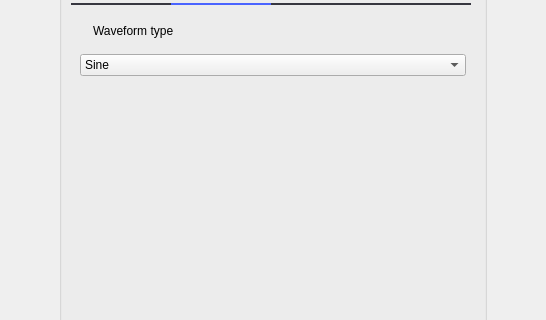
analogdevicesinc/scopy, file ui/signal_generator.ui: the form before one commit; both pictures show x 321 to 867 and y 132 to 452 of the 1188 by 654 pixel window.
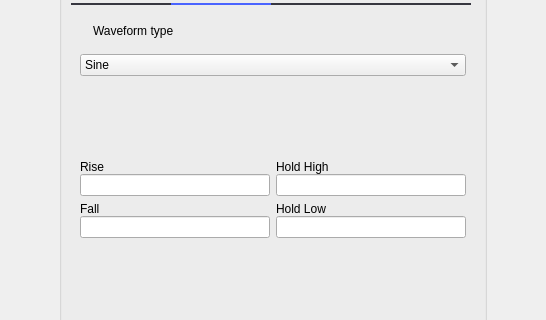
The form after the commit. The open tabs and pages were chosen to show the change. Icons and pictures are not drawn. Custom widgets are drawn as their Qt base class.

Commit message: SignalGenerator: Implemented trapezoidal waveform

```diff
--- a/ui/signal_generator.ui
+++ b/ui/signal_generator.ui
@@ -279,6 +279,11 @@
                       <string>Triangle</string>
                      </property>
                     </item>
+                    <item>
+                     <property name="text">
+                      <string>Trapezoidal</string>
+                     </property>
+                    </item>
                     <item>
                      <property name="text">
                       <string>Rising Ramp Sawtooth</string>
@@ -293,6 +298,29 @@
                   </item>
                   <item>
                    <layout class="QGridLayout" name="waveformGrid">
+                    <property name="bottomMargin">
+                     <number>0</number>
+                    </property>
+                    <item row="0" column="1">
+                     <widget class="adiscope::PositionSpinButton" name="offset" native="true">
+                      <property name="units" stdset="0">
+                       <stringlist notr="true">
+                        <string>µVolts=1e-6</string>
+                        <string>mVolts=1e-3</string>
+                        <string>Volts=1e0</string>
+                       </stringlist>
+                      </property>
+                      <property name="name" stdset="0">
+                       <string>Offset</string>
+                      </property>
+                      <property name="min_value" stdset="0">
+                       <double>-5.000000000000000</double>
+                      </property>
+                      <property name="max_value" stdset="0">
+                       <double>5.000000000000000</double>
+                      </property>
+                     </widget>
+                    </item>
                     <item row="1" column="0">
                      <widget class="adiscope::ScaleSpinButton" name="frequency" native="true">
                       <property name="minimumSize">
@@ -310,7 +338,7 @@
                        </stringlist>
                       </property>
                       <property name="name" stdset="0">
-                       <string>SampleRate</string>
+                       <string>Frequency</string>
                       </property>
                       <property name="min_value" stdset="0">
                        <double>0.001000000000000</double>
@@ -343,23 +371,18 @@
                       </property>
                      </widget>
                     </item>
-                    <item row="0" column="1">
-                     <widget class="adiscope::PositionSpinButton" name="offset" native="true">
-                      <property name="units" stdset="0">
-                       <stringlist notr="true">
-                        <string>µVolts=1e-6</string>
-                        <string>mVolts=1e-3</string>
-                        <string>Volts=1e0</string>
-                       </stringlist>
-                      </property>
+                    <item row="2" column="1">
+                     <widget class="adiscope::PositionSpinButton" name="dutycycle" native="true">
                       <property name="name" stdset="0">
-                       <string>Offset</string>
-                      </property>
-                      <property name="min_value" stdset="0">
-                       <double>-5.000000000000000</double>
+                       <string>Duty Cycle</string>
                       </property>
                       <property name="max_value" stdset="0">
-                       <double>5.000000000000000</double>
+                       <double>100.000000000000000</double>
+                      </property>
+                      <property name="units" stdset="0">
+                       <stringlist>
+                        <string>%=1e0</string>
+                       </stringlist>
                       </property>
                      </widget>
                     </item>
@@ -368,6 +391,7 @@
                       <property name="units" stdset="0">
                        <stringlist notr="true">
                         <string>°=1e0</string>
+                        <string>pirad=0.5</string>
                        </stringlist>
                       </property>
                       <property name="name" stdset="0">
@@ -380,6 +404,98 @@
                     </item>
                    </layout>
                   </item>
+                  <item>
+                   <widget class="QWidget" name="wtrapezparams" native="true">
+                    <layout class="QGridLayout" name="gridLayout">
+                     <property name="leftMargin">
+                      <number>0</number>
+                     </property>
+                     <property name="topMargin">
+                      <number>0</number>
+                     </property>
+                     <property name="rightMargin">
+                      <number>0</number>
+                     </property>
+                     <property name="bottomMargin">
+                      <number>0</number>
+                     </property>
+                     <item row="0" column="0">
+                      <layout class="QVBoxLayout" name="verticalLayout_9">
+                       <property name="spacing">
+                        <number>0</number>
+                       </property>
+                       <property name="topMargin">
+                        <number>0</number>
+                       </property>
+                       <item>
+                        <widget class="QLabel" name="label_2">
+                         <property name="text">
+                          <string>Rise</string>
+                         </property>
+                        </widget>
+                       </item>
+                       <item>
+                        <widget class="QLineEdit" name="leRisetime"/>
+                       </item>
+                      </layout>
+                     </item>
+                     <item row="0" column="1">
+                      <layout class="QVBoxLayout" name="verticalLayout_10">
+                       <property name="spacing">
+                        <number>0</number>
+                       </property>
+                       <item>
+                        <widget class="QLabel" name="label_3">
+                         <property name="text">
+                          <string>Hold High</string>
+                         </property>
+                        </widget>
+                       </item>
+                       <item>
+                        <widget class="QLineEdit" name="leHoldhightime"/>
+                       </item>
+                      </layout>
+                     </item>
+                     <item row="3" column="0">
+                      <layout class="QVBoxLayout" name="verticalLayout_11">
+                       <property name="spacing">
+                        <number>0</number>
+                       </property>
+                       <property name="topMargin">
+                        <number>0</number>
+                       </property>
+                       <item>
+                        <widget class="QLabel" name="label_6">
+                         <property name="text">
+                          <string>Fall</string>
+                         </property>
+                        </widget>
+                       </item>
+                       <item>
+                        <widget class="QLineEdit" name="leFalltime"/>
+                       </item>
+                      </layout>
+                     </item>
+                     <item row="3" column="1">
+                      <layout class="QVBoxLayout" name="verticalLayout_12">
+                       <property name="spacing">
+                        <number>0</number>
+                       </property>
+                       <item>
+                        <widget class="QLabel" name="label_8">
+                         <property name="text">
+                          <string>Hold Low</string>
+                         </property>
+                        </widget>
+                       </item>
+                       <item>
+                        <widget class="QLineEdit" name="leHoldlowtime"/>
+                       </item>
+                      </layout>
+                     </item>
+                    </layout>
+                   </widget>
+                  </item>
                   <item>
                    <spacer name="verticalSpacer_3">
                     <property name="orientation">
```
The commit also changes 2 other files.
